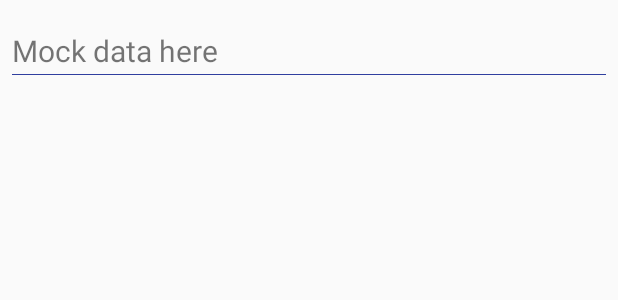
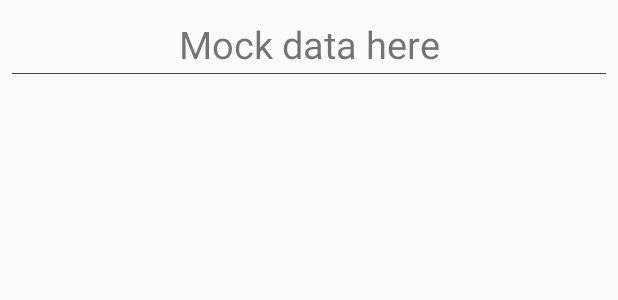
Before and after one commit to Noonight/FilmsTheMovieDB, an Android app: the layout item_movies.xml on its own in the app's theme, with its tools: preview values and no code run, on a phone screen of 412 x 824 dp. Shown: the top 300 px of the screen. Run offline under Robolectric (Android 15) with nearby library versions, the phone set to English and light mode, and no system bars.

```diff
--- a/app/src/main/res/layout/item_movies.xml
+++ b/app/src/main/res/layout/item_movies.xml
@@ -1,24 +1,26 @@
 <?xml version="1.0" encoding="utf-8"?>
 <android.widget.LinearLayout
     xmlns:android="http://schemas.android.com/apk/res/android"
+    xmlns:app="http://schemas.android.com/apk/res-auto"
     android:layout_width="match_parent"
     android:orientation="vertical"
     android:padding="8dp"
     android:layout_height="wrap_content">
 
-    <ImageView
-        android:id="@+id/list_item_poster"
-        android:padding="4dp"
-        android:layout_width="wrap_content"
-        android:layout_height="wrap_content" />
-
     <TextView
         android:id="@+id/list_item_title"
         android:layout_width="match_parent"
         android:layout_height="wrap_content"
-        android:textSize="20sp"
+        android:gravity="center"
+        android:textSize="25sp"
         android:layout_marginTop="4dp"
         android:text="@string/mock_data"/>
+
+    <ImageView
+        android:id="@+id/list_item_poster"
+        android:layout_width="wrap_content"
+        android:layout_height="wrap_content" />
+
     <View
         android:layout_marginTop="2dp"
         android:layout_width="match_parent"
```
Also changed, not shown: app/src/main/java/com/example/admin/filmsthemoviedb/MovieAdapter.java (+11 -4 lines).
